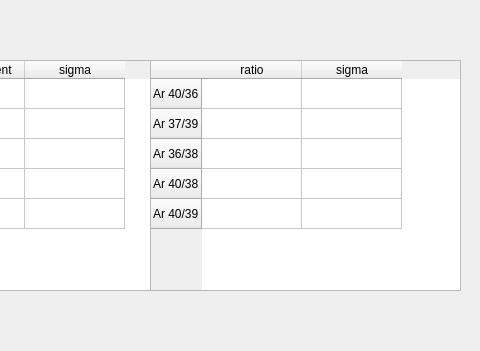
Old version of the form UI/MassRatio.ui in the repository AndrewLiu0725/pyADR; both pictures show x 320 to 800 and y 190 to 541 of the 800 by 697 pixel window.
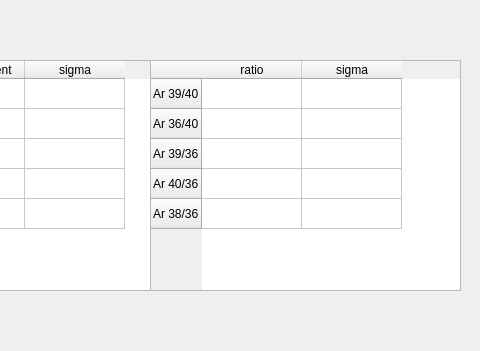
New version of the form.

```diff
--- a/UI/MassRatio.ui
+++ b/UI/MassRatio.ui
@@ -125,6 +125,21 @@
       <height>231</height>
      </rect>
     </property>
+    <row>
+     <property name="text">
+      <string>Ar 39/40</string>
+     </property>
+    </row>
+    <row>
+     <property name="text">
+      <string>Ar 36/40</string>
+     </property>
+    </row>
+    <row>
+     <property name="text">
+      <string>Ar 39/36</string>
+     </property>
+    </row>
     <row>
      <property name="text">
       <string>Ar 40/36</string>
@@ -132,22 +147,7 @@
     </row>
     <row>
      <property name="text">
-      <string>Ar 37/39</string>
-     </property>
-    </row>
-    <row>
-     <property name="text">
-      <string>Ar 36/38</string>
-     </property>
-    </row>
-    <row>
-     <property name="text">
-      <string>Ar 40/38</string>
-     </property>
-    </row>
-    <row>
-     <property name="text">
-      <string>Ar 40/39</string>
+      <string>Ar 38/36</string>
      </property>
     </row>
     <column>
```
